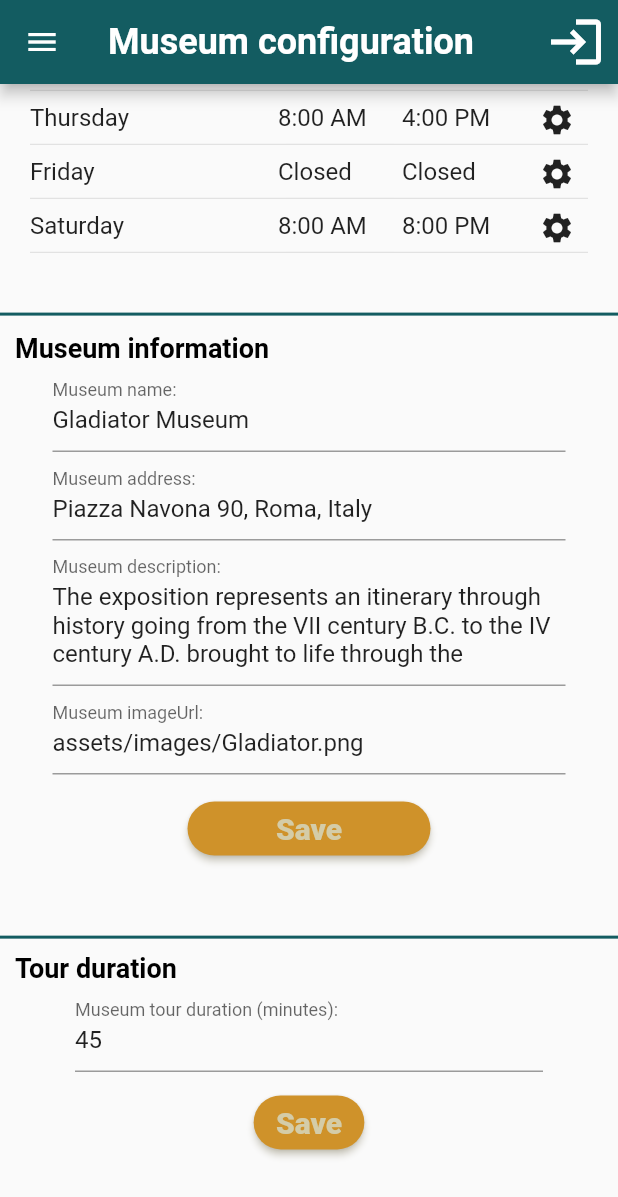
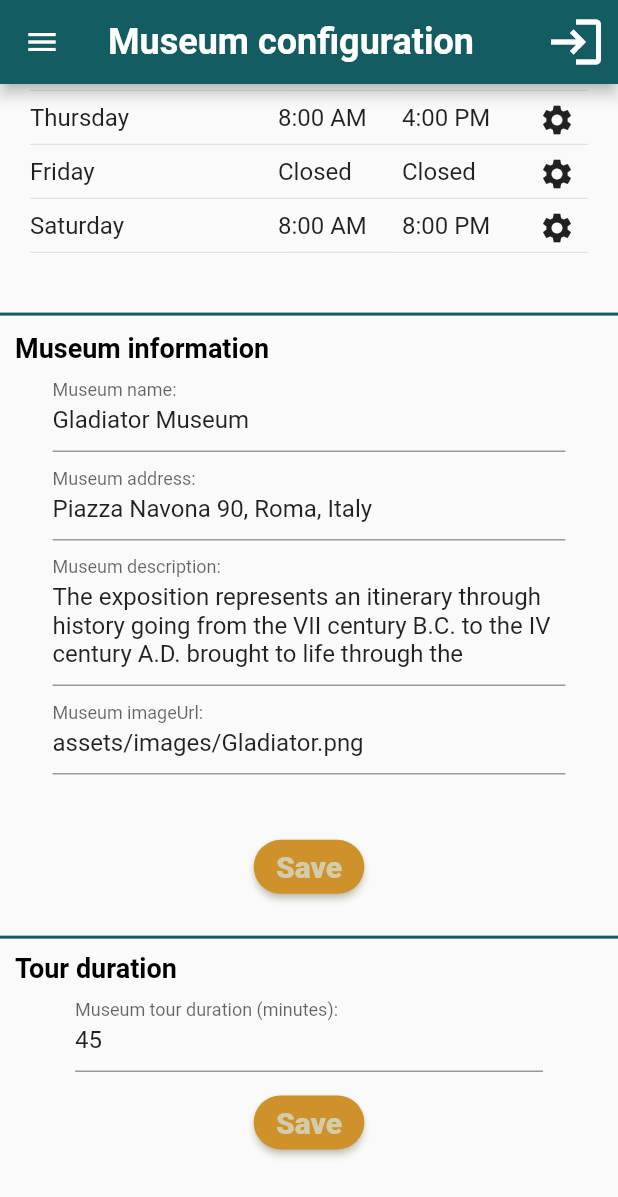
Before and after one commit to AIR-FOI-HR/AIR2101_FOAQ_TEAM_ZERO, a Flutter app: the SingleMuseumConfigurationScreen screen opened by its route, scrolled down 540 dp, on a phone screen of 412 x 824 dp. Shown: the top 1197 px of the screen. Run offline on Flutter 3.47's test engine with Material 2 defaults, Android fonts, the light colour scheme and no system bars; our stand-ins replace email_validator.

Commit message:
Changing some design stuff

```diff
--- a/lib/widgets/single_musum_inforamtion/single_museum_inforamtion.dart
+++ b/lib/widgets/single_musum_inforamtion/single_museum_inforamtion.dart
@@ -101,7 +101,7 @@ class _SingleMuseumInformationState extends State<SingleMuseumInformation> {
                 key: _formKey,
                 child: Container(
                   padding: const EdgeInsets.symmetric(horizontal: 25),
-                  height: constraints.maxHeight * 0.9,
+                  height: constraints.maxHeight * 0.75,
                   child: ListView(
                     children: [
                       TextFormField(
@@ -205,17 +205,16 @@ class _SingleMuseumInformationState extends State<SingleMuseumInformation> {
                           );
                         },
                       ),
-                      SizedBox(
-                        height: constraints.maxHeight * 0.03,
-                      ),
-                      Padding(
-                        padding: const EdgeInsets.symmetric(horizontal: 90),
-                        child: ElevatedButtonSetings('Save', _saveForm),
-                      ),
                     ],
                   ),
                 ),
-              )
+              ),
+              SizedBox(
+                height: constraints.maxHeight * 0.03,
+              ),
+              Align(
+                  alignment: Alignment.center,
+                  child: ElevatedButtonSetings('Save', _saveForm)),
             ],
           ),
         );
```
